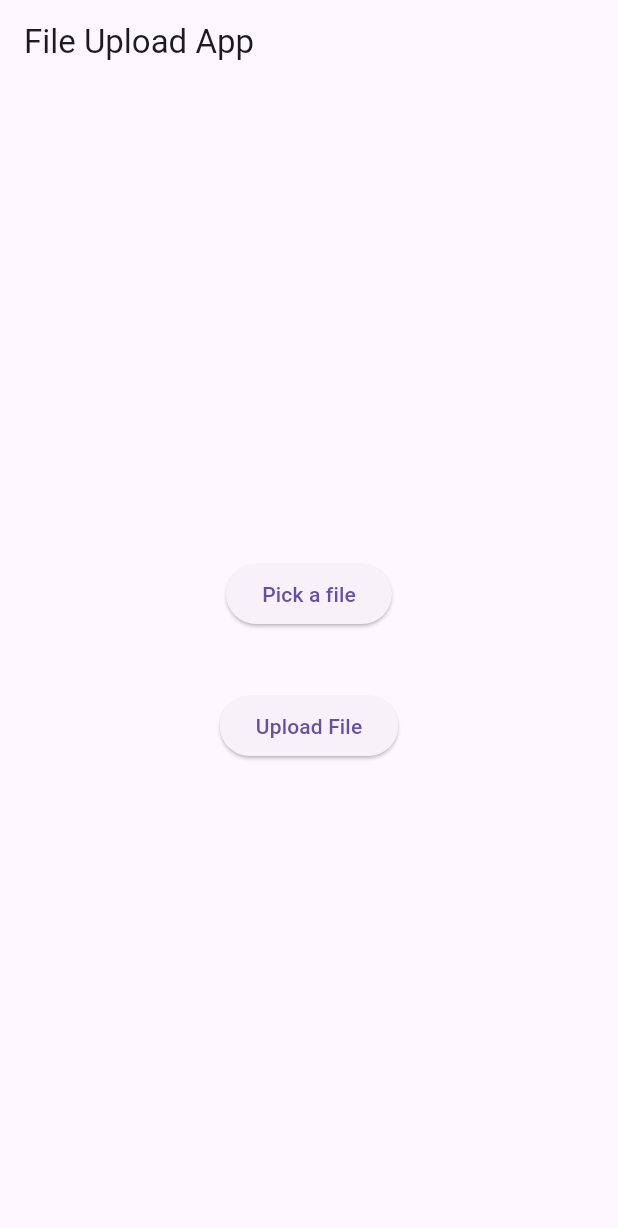
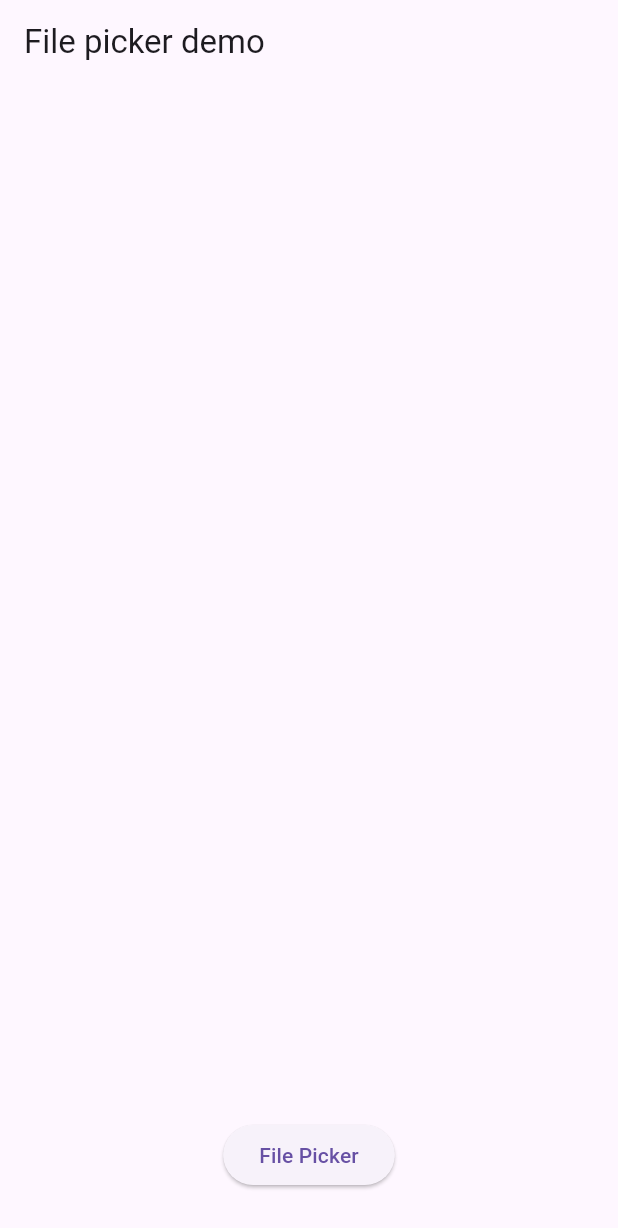
Before and after one commit to mukundsolanki/Pi-Drop, a Flutter app: the screen it shows after launch, on a phone screen of 412 x 824 dp. Shown: the top 1228 px of the screen. Run offline on Flutter 3.47's test engine with Material 3 defaults, Android fonts, the phone set to English and light mode, and no system bars; our stand-ins replace file_picker.

Commit message:
File picker implementation'

```diff
--- a/lib/main.dart
+++ b/lib/main.dart
@@ -1,93 +1,95 @@
-import 'dart:io';
+import 'package:file_picker/file_picker.dart';
 import 'package:flutter/material.dart';
-import 'package:http/http.dart' as http;
-import 'package:file_picker/file_picker.dart';
 
 void main() {
-  runApp(MyApp());
+  runApp(const MyApp());
 }
 
 class MyApp extends StatelessWidget {
+  const MyApp({super.key});
+
   @override
   Widget build(BuildContext context) {
     return MaterialApp(
-      home: MyHomePage(),
+      title: 'File picker demo',
+      theme: ThemeData(
+        primarySwatch: Colors.blue,
+      ),
+      home: const FilePickerDemo(title: 'File picker demo'),
     );
   }
 }
 
-class MyHomePage extends StatefulWidget {
+class FilePickerDemo extends StatefulWidget {
+  const FilePickerDemo({super.key, required this.title});
+
+  final String title;
+
   @override
-  _MyHomePageState createState() => _MyHomePageState();
+  State<FilePickerDemo> createState() => _FilePickerDemoState();
 }
 
-class _MyHomePageState extends State<MyHomePage> {
-  File? _selectedFile;
-
-  Future<void> _pickFile() async {
-    FilePickerResult? result = await FilePicker.platform.pickFiles();
-
-    if (result != null) {
-      setState(() {
-        _selectedFile = File(result.files.single.path!);
-      });
-    }
-  }
-
-  Future<void> _uploadFile() async {
-    if (_selectedFile == null) {
-      // Handle file not selected
-      return;
-    }
-
-    var request = http.MultipartRequest(
-      'POST',
-      Uri.parse('http://192.168.29.80:5500/upload'),
-    );
-
-    request.files.add(await http.MultipartFile.fromPath(
-      'file',
-      _selectedFile!.path,
-    ));
-
-    try {
-      final response = await request.send();
-      if (response.statusCode == 200) {
-        // File uploaded successfully
-        print('File uploaded!');
-      } else {
-        // Handle error
-        print('File upload failed with status: ${response.statusCode}');
-      }
-    } catch (e) {
-      // Handle exception
-      print('Error uploading file: $e');
-    }
-  }
-
+class _FilePickerDemoState extends State<FilePickerDemo> {
+  FilePickerResult? result;
   @override
   Widget build(BuildContext context) {
-    return Scaffold(
-      appBar: AppBar(
-        title: Text('File Upload App'),
-      ),
-      body: Center(
-        child: Column(
-          mainAxisAlignment: MainAxisAlignment.center,
-          children: <Widget>[
-            ElevatedButton(
-              onPressed: _pickFile,
-              child: Text('Pick a file'),
-            ),
-            SizedBox(height: 20),
-            if (_selectedFile != null)
-              Text('Selected File: ${_selectedFile!.path}'),
-            SizedBox(height: 20),
-            ElevatedButton(
-              onPressed: _uploadFile,
-              child: Text('Upload File'),
-            ),
-          ],
+    return MaterialApp(
+      debugShowCheckedModeBanner: false,
+      home: Scaffold(
+        appBar: AppBar(
+          title: const Text("File picker demo"),
+        ),
+        body: Padding(
+          padding: const EdgeInsets.all(30.0),
+          child: Column(
+            mainAxisAlignment: MainAxisAlignment.start,
+            children: [
+              if (result != null)
+                Padding(
+                  padding: const EdgeInsets.all(8.0),
+                  child: Column(
+                    crossAxisAlignment: CrossAxisAlignment.center,
+                    mainAxisAlignment: MainAxisAlignment.center,
+                    children: [
+                      const Text(
+                        'Selected file:',
+                        style:
+                            TextStyle(fontSize: 16, fontWeight: FontWeight.bold),
+                      ),
+                      const SizedBox(height: 10,),
+                      ListView.separated(
+                          shrinkWrap: true,
+                          itemCount: result?.files.length ?? 0,
+                          itemBuilder: (context, index) {
+                            return Text(result?.files[index].name ?? '',
+                                style: const TextStyle(
+                                    fontSize: 16, fontWeight: FontWeight.bold));
+                          }, separatorBuilder: (BuildContext context, int index) {
+                            return const SizedBox(height: 5,);
+                           },)
+                    ],
+                  ),
+                ),
+                const Spacer(),
+              Center(
+                child: ElevatedButton(
+                  onPressed: () async {
+                    result =
+                        await FilePicker.platform.pickFiles(allowMultiple: true);
+                    if (result == null) {
+                      print("No file selected");
+                    } else {
+                      setState(() {});
+                      for (var element in result!.files) {
+                        print(element.name);
+                      }
+                    }
+                  },
+                  child: const Text("File Picker"),
+                ),
+              ),
+            ],
+          ),
         ),
       ),
     );
```
